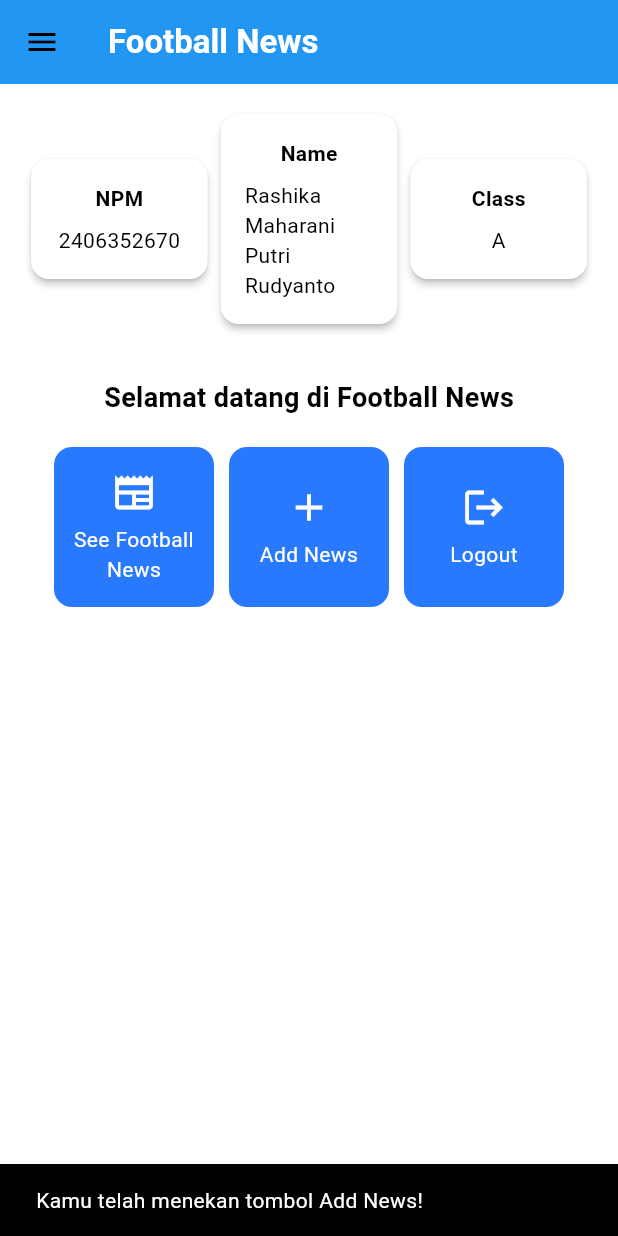
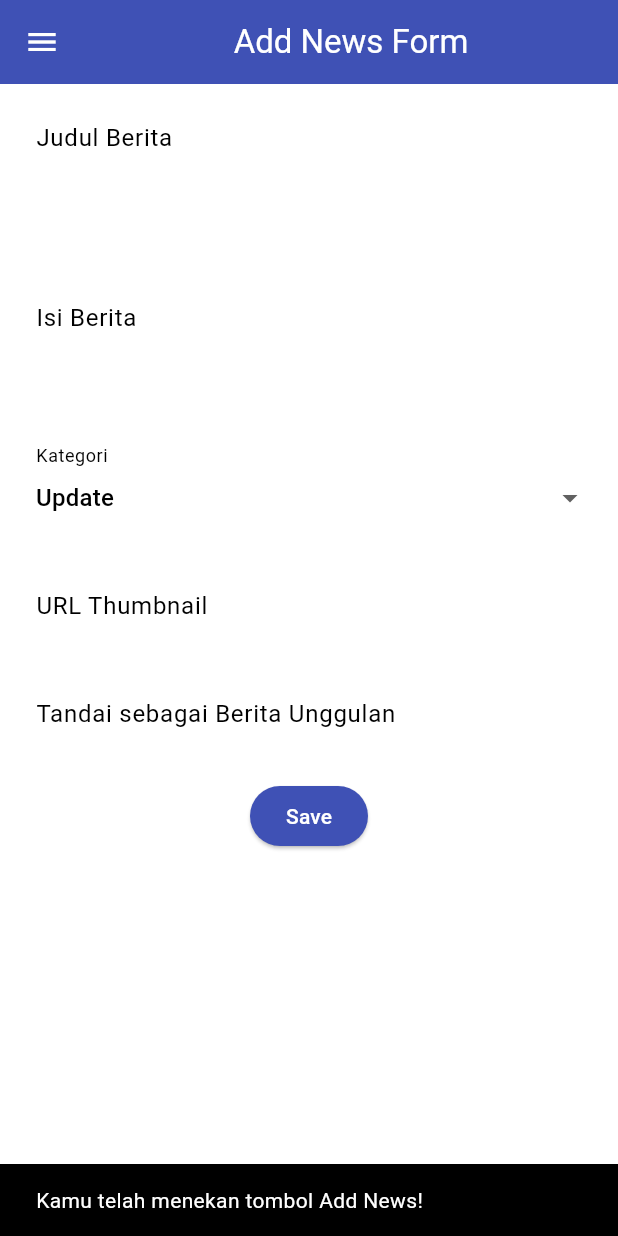
Before and after one commit to chazelnut/football-news-mobile, a Flutter app: the screen it shows after launch, after a tap on "Add News", on a phone screen of 412 x 824 dp. Run offline on Flutter 3.47's test engine with Material 3 defaults, Android fonts, the phone set to English and light mode, and no system bars.

Commit message:
tutorial 7 done

```diff
--- a/lib/main.dart
+++ b/lib/main.dart
@@ -1,4 +1,4 @@
-import 'package:football_news/menu.dart';
+import 'package:football_news/screens/menu.dart';
 import 'package:flutter/material.dart';
 
 void main() {
--- a/lib/menu.dart
+++ b/lib/screens/menu.dart
@@ -1,5 +1,6 @@
 import 'package:flutter/material.dart';
 import 'package:football_news/widgets/left_drawer.dart';
+import 'package:football_news/widgets/news_card.dart';
 
 class MyHomePage extends StatelessWidget {
   MyHomePage({super.key});
@@ -134,58 +135,3 @@ class ItemHomepage {
 
  ItemHomepage(this.name, this.icon);
 }
-
-
-class ItemCard extends StatelessWidget {
-  // Menampilkan kartu dengan ikon dan nama.
-
-  final ItemHomepage item;
-
-  const ItemCard(this.item, {super.key});
-
-  @override
-  Widget build(BuildContext context) {
-    return Material(
-      // Menentukan warna latar belakang dari tema aplikasi.
-      color: Theme.of(context).colorScheme.secondary,
-      // Membuat sudut kartu melengkung.
-      borderRadius: BorderRadius.circular(12),
-
-      child: InkWell(
-        // Aksi ketika kartu ditekan.
-        onTap: () {
-          // Menampilkan pesan SnackBar saat kartu ditekan.
-          ScaffoldMessenger.of(context)
-            ..hideCurrentSnackBar()
-            ..showSnackBar(
-              SnackBar(content: Text("Kamu telah menekan tombol ${item.name}!"))
-            );
-        },
-        // Container untuk menyimpan Icon dan Text
-        child: Container(
-          padding: const EdgeInsets.all(8),
-          child: Center(
-            child: Column(
-              // Menyusun ikon dan teks di tengah kartu.
-              mainAxisAlignment: MainAxisAlignment.center,
-              children: [
-                Icon(
-                  item.icon,
-                  color: Colors.white,
-                  size: 30.0,
-                ),
-                const Padding(padding: EdgeInsets.all(3)),
-                Text(
-                  item.name,
-                  textAlign: TextAlign.center,
-                  style: const TextStyle(color: Colors.white),
-                ),
-              ],
-            ),
-          ),
-        ),
-      ),
-    );
-  }
-
-}
--- /dev/null
+++ b/lib/screens/newslist_form.dart
@@ -0,0 +1,216 @@
+import 'package:flutter/material.dart';
+// TODO: Impor drawer yang sudah dibuat sebelumnya
+import 'package:football_news/widgets/left_drawer.dart';
+
+class NewsFormPage extends StatefulWidget {
+    const NewsFormPage({super.key});
+
+    @override
+    State<NewsFormPage> createState() => _NewsFormPageState();
+}
+
+class _NewsFormPageState extends State<NewsFormPage> {
+
+  final _formKey = GlobalKey<FormState>();
+  String _title = "";
+  String _content = "";
+  String _category = "update"; // default
+  String _thumbnail = "";
+  bool _isFeatured = false; // default
+
+  final List<String> _categories = [
+    'transfer',
+    'update',
+    'exclusive',
+    'match',
+    'rumor',
+    'analysis',
+  ];
+
+    @override
+    Widget build(BuildContext context) {
+        return Scaffold(
+          appBar: AppBar(
+            title: const Center(
+              child: Text(
+                'Add News Form',
+              ),
+            ),
+            backgroundColor: Colors.indigo,
+            foregroundColor: Colors.white,
+          ),
+          // TODO: Tambahkan drawer yang sudah dibuat di sini
+          drawer: const LeftDrawer(),
+          body: Form(
+            key: _formKey,
+            child: SingleChildScrollView(
+              child: Column(
+                crossAxisAlignment: CrossAxisAlignment.start,
+                children: [
+                  // === Title ===
+                  Padding(
+                    padding: const EdgeInsets.all(8.0),
+                    child: TextFormField(
+                      decoration: InputDecoration(
+                        hintText: "Judul Berita",
+                        labelText: "Judul Berita",
+                        border: OutlineInputBorder(
+                          borderRadius: BorderRadius.circular(5.0),
+                        ),
+                      ),
+                      onChanged: (String? value) {
+                        setState(() {
+                          _title = value!;
+                        });
+                      },
+                      validator: (String? value) {
+                        if (value == null || value.isEmpty) {
+                          return "Judul tidak boleh kosong!";
+                        }
+                        return null;
+                      },
+                    ),
+                  ),
+                  // === Content ===
+                Padding(
+                  padding: const EdgeInsets.all(8.0),
+                  child: TextFormField(
+                    maxLines: 5,
+                    decoration: InputDecoration(
+                      hintText: "Isi Berita",
+                      labelText: "Isi Berita",
+                      border: OutlineInputBorder(
+                        borderRadius: BorderRadius.circular(5.0),
+                      ),
+                    ),
+                    onChanged: (String? value) {
+                      setState(() {
+                        _content = value!;
+                      });
+                    },
+                    validator: (String? value) {
+                      if (value == null || value.isEmpty) {
+                        return "Isi berita tidak boleh kosong!";
+                      }
+                      return null;
+                    },
+                  ),
+                ),
+
+                // === Category ===
+                Padding(
+                  padding: const EdgeInsets.all(8.0),
+                  child: DropdownButtonFormField<String>(
+                    decoration: InputDecoration(
+                      labelText: "Kategori",
+                      border: OutlineInputBorder(
+                        borderRadius: BorderRadius.circular(5.0),
+                      ),
+                    ),
+                    value: _category,
+                    items: _categories
+                        .map((cat) => DropdownMenuItem(
+                              value: cat,
+                              child: Text(
+                                  cat[0].toUpperCase() + cat.substring(1)),
+                            ))
+                        .toList(),
+                    onChanged: (String? newValue) {
+                      setState(() {
+                        _category = newValue!;
+                      });
+                    },
+                  ),
+                ),
+
+                // === Thumbnail URL ===
+                Padding(
+                  padding: const EdgeInsets.all(8.0),
+                  child: TextFormField(
+                    decoration: InputDecoration(
+                      hintText: "URL Thumbnail (opsional)",
+                      labelText: "URL Thumbnail",
+                      border: OutlineInputBorder(
+                        borderRadius: BorderRadius.circular(5.0),
+                      ),
+                    ),
+                    onChanged: (String? value) {
+                      setState(() {
+                        _thumbnail = value!;
+                      });
+                    },
+                  ),
+                ),
+
+                // === Is Featured ===
+                Padding(
+                  padding: const EdgeInsets.all(8.0),
+                  child: SwitchListTile(
+                    title: const Text("Tandai sebagai Berita Unggulan"),
+                    value: _isFeatured,
+                    onChanged: (bool value) {
+                      setState(() {
+                        _isFeatured = value;
+                      });
+                    },
+                  ),
+                ),
+                // === Tombol Simpan ===
+                Align(
+                  alignment: Alignment.bottomCenter,
+                  child: Padding(
+                    padding: const EdgeInsets.all(8.0),
+                    child: ElevatedButton(
+                      style: ButtonStyle(
+                        backgroundColor:
+                            MaterialStateProperty.all(Colors.indigo),
+                      ),
+                      onPressed: () {
+                        if (_formKey.currentState!.validate()) {
+                          showDialog(
+                            context: context,
+                            builder: (context) {
+                              return AlertDialog(
+                                title: const Text('Berita berhasil disimpan!'),
+                                content: SingleChildScrollView(
+                                  child: Column(
+                                    crossAxisAlignment:
+                                        CrossAxisAlignment.start,
+                                    children: [
+                                      Text('Judul: $_title'),
+                                        Text('Isi: $_content'),
+                                        Text('Kategori: $_category'),
+                                        Text('Thumbnail: $_thumbnail'),
+                                        Text(
+                                            'Unggulan: ${_isFeatured ? "Ya" : "Tidak"}'),
+                                    ],
+                                  ),
+                                ),
+                                actions: [
+                                  TextButton(
+                                    child: const Text('OK'),
+                                    onPressed: () {
+                                      Navigator.pop(context);
+                                      _formKey.currentState!.reset();
+                                    },
+                                  ),
+                                ],
+                              );
+                            },
+                          );
+                        }
+                      },
+                      child: const Text(
+                        "Save",
+                        style: TextStyle(color: Colors.white),
+                      ),
+                    ),
+                  ),
+                ),
+              ],
+              ),
+            ),
+          ),
+        );
+    }
+}
--- a/lib/widgets/left_drawer.dart
+++ b/lib/widgets/left_drawer.dart
@@ -1,5 +1,6 @@
 import 'package:flutter/material.dart';
-import 'package:football_news/menu.dart';
+import 'package:football_news/screens/menu.dart';
+import 'package:football_news/screens/newslist_form.dart';
 
 class LeftDrawer extends StatelessWidget {
   const LeftDrawer({super.key});
@@ -28,6 +29,12 @@ class LeftDrawer extends StatelessWidget {
               Padding(padding: EdgeInsets.all(10)),
               Text("Seluruh berita sepak bola terkini di sini!",
               //TODO: Tambahkan gaya teks dengan center alignment, font ukuran 15, warna putih, dan weight biasa
+                textAlign: TextAlign.center,
+                style: TextStyle(
+                  fontSize: 15,
+                  color: Colors.white,
+                  fontWeight: FontWeight.normal,
+                ),
               ),
             ],
           ),
@@ -54,9 +61,28 @@ class LeftDrawer extends StatelessWidget {
               TODO: Buatlah routing ke NewsFormPage di sini,
               setelah halaman NewsFormPage sudah dibuat.
               */
+              Navigator.pushReplacement(
+                context,
+                MaterialPageRoute(
+                  builder: (context) => const NewsFormPage(),
+                ),
+              );
             },
           ),
           // TODO: Buat ListTile baru untuk ke halaman melihat news
+          ListTile(
+            leading: const Icon(Icons.newspaper),
+            title: const Text('See News'),
+            onTap: () {
+              // Misal: kembali ke home (MyHomePage) untuk melihat news
+              Navigator.pushReplacement(
+                context,
+                MaterialPageRoute(
+                  builder: (context) => MyHomePage(),
+                ),
+              );
+            },
+          ),
         ],
       ),
     );
--- /dev/null
+++ b/lib/widgets/news_card.dart
@@ -0,0 +1,62 @@
+import 'package:flutter/material.dart';
+import 'package:football_news/screens/newslist_form.dart';
+import 'package:football_news/screens/menu.dart';
+
+class ItemCard extends StatelessWidget {
+  // Menampilkan kartu dengan ikon dan nama.
+
+  final ItemHomepage item;
+
+  const ItemCard(this.item, {super.key});
+
+  @override
+  Widget build(BuildContext context) {
+    return Material(
+      // Menentukan warna latar belakang dari tema aplikasi.
+      color: Theme.of(context).colorScheme.secondary,
+      // Membuat sudut kartu melengkung.
+      borderRadius: BorderRadius.circular(12),
+
+      child: InkWell(
+        // Aksi ketika kartu ditekan.
+        onTap: () {
+          // Menampilkan pesan SnackBar saat kartu ditekan.
+          ScaffoldMessenger.of(context)
+            ..hideCurrentSnackBar()
+            ..showSnackBar(
+              SnackBar(content: Text("Kamu telah menekan tombol ${item.name}!"))
+            );
+            if (item.name == "Add News") {
+              // TODO: Gunakan Navigator.push untuk melakukan navigasi ke MaterialPageRoute yang mencakup NewsFormPage.
+              Navigator.push(context,
+              MaterialPageRoute(builder: (context) => const NewsFormPage()));
+            }
+        },
+        // Container untuk menyimpan Icon dan Text
+        child: Container(
+          padding: const EdgeInsets.all(8),
+          child: Center(
+            child: Column(
+              // Menyusun ikon dan teks di tengah kartu.
+              mainAxisAlignment: MainAxisAlignment.center,
+              children: [
+                Icon(
+                  item.icon,
+                  color: Colors.white,
+                  size: 30.0,
+                ),
+                const Padding(padding: EdgeInsets.all(3)),
+                Text(
+                  item.name,
+                  textAlign: TextAlign.center,
+                  style: const TextStyle(color: Colors.white),
+                ),
+              ],
+            ),
+          ),
+        ),
+      ),
+    );
+  }
+
+}
```
